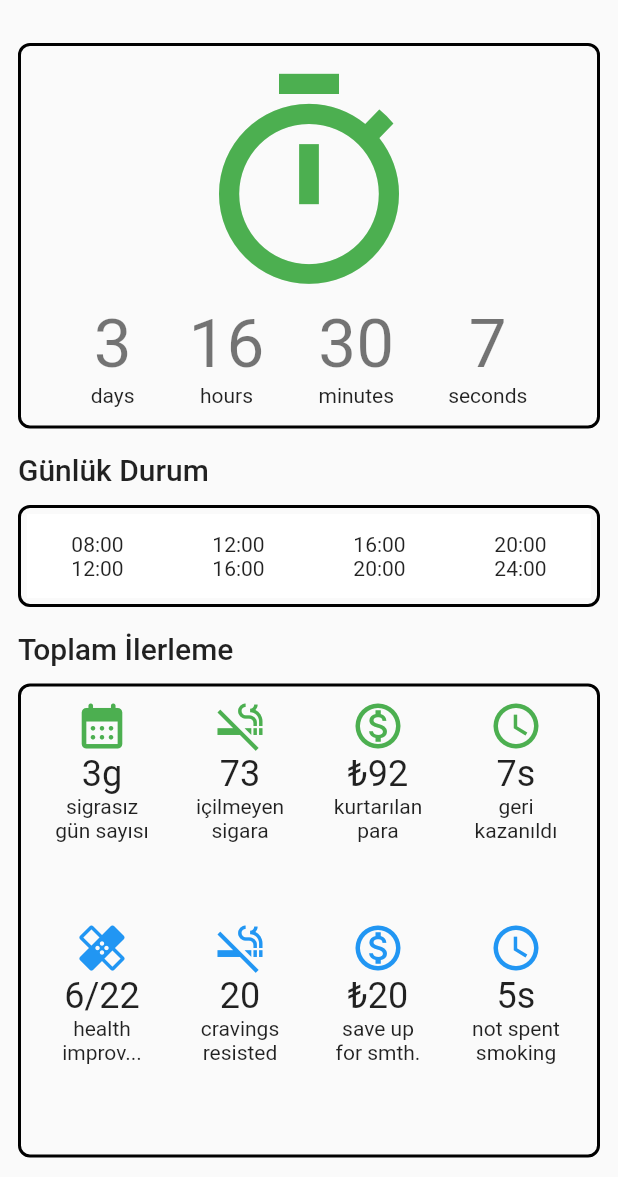
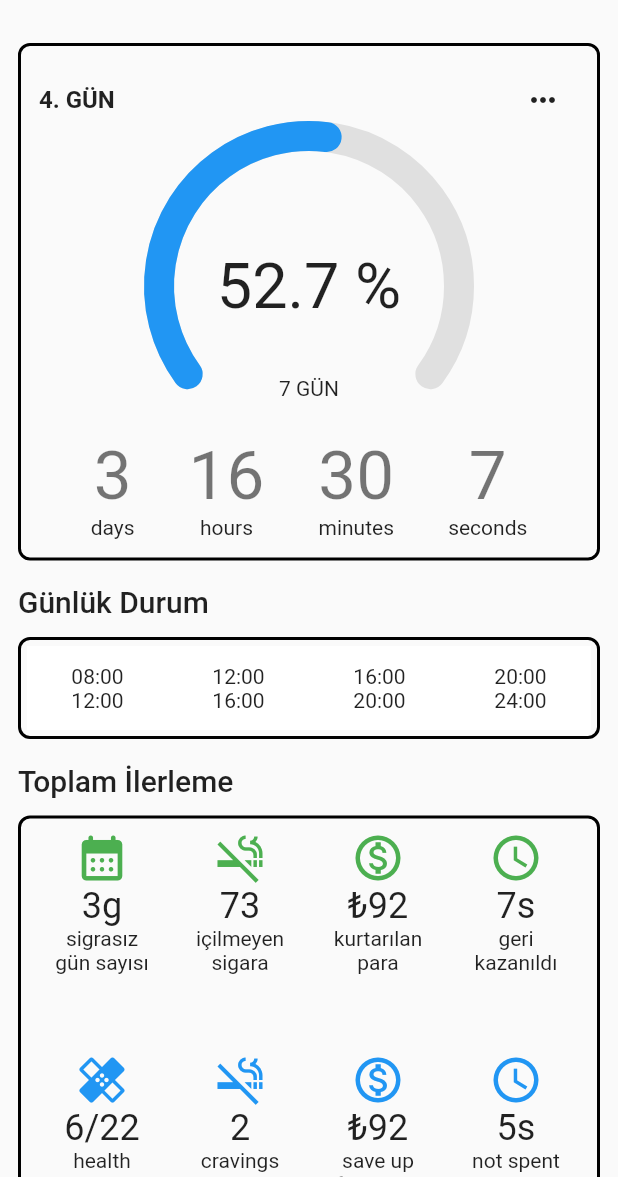
Before and after one commit to musahinist/quit_smoking, a Flutter app: the screen it shows after launch, on a phone screen of 412 x 824 dp, the part 59-1236 px from its top. Run offline on Flutter 3.47's test engine with Material 2 defaults, Android fonts, the phone set to English and light mode, and no system bars.

Commit message:
add arcchart to stopwatch

```diff
--- a/lib/view/home/progress_section.dart
+++ b/lib/view/home/progress_section.dart
@@ -94,7 +94,7 @@ class ProgressSection extends StatelessWidget {
                       size: 36,
                       color: Colors.blue,
                     ),
-                    Text("20", style: Theme.of(context).textTheme.headline5),
+                    Text("2", style: Theme.of(context).textTheme.headline5),
                     const Text('cravings\nresisted',
                         textAlign: TextAlign.center)
                   ],
@@ -106,7 +106,9 @@ class ProgressSection extends StatelessWidget {
                       size: 36,
                       color: Colors.blue,
                     ),
-                    Text("₺20", style: Theme.of(context).textTheme.headline5),
+                    Text(
+                        "₺${(duration.inHours * (25 / 24)).toStringAsFixed(0)}",
+                        style: Theme.of(context).textTheme.headline5),
                     const Text('save up\nfor smth.',
                         textAlign: TextAlign.center)
                   ],
--- a/lib/view/home/stopwatch_section.dart
+++ b/lib/view/home/stopwatch_section.dart
@@ -1,5 +1,5 @@
 import 'dart:async';
-
+import 'dart:math' as math;
 import 'package:flutter/material.dart';
 
 class StopWatchSection extends StatefulWidget {
@@ -17,12 +17,9 @@ class _StopWatchSectionState extends State<StopWatchSection> {
 
   @override
   void initState() {
-    // TODO: implement initState
     super.initState();
-    timer = Timer.periodic(Duration(seconds: 1), (time) {
+    timer = Timer.periodic(const Duration(seconds: 1), (time) {
       duration = DateTime.now().difference(DateTime(2022, 6, 21, 18, 00));
-      String sDuration =
-          "${duration.inHours}:${duration.inMinutes.remainder(60)}:${(duration.inSeconds.remainder(60))}";
       setState(() {});
     });
   }
@@ -30,7 +27,6 @@ class _StopWatchSectionState extends State<StopWatchSection> {
   @override
   void dispose() {
     timer.cancel();
-    // TODO: implement dispose
     super.dispose();
   }
 
@@ -43,7 +39,41 @@ class _StopWatchSectionState extends State<StopWatchSection> {
         padding: const EdgeInsets.all(12),
         child: Column(
           children: [
-            const Icon(Icons.timer_outlined, size: 160, color: Colors.green),
+            Row(mainAxisAlignment: MainAxisAlignment.spaceBetween, children: [
+              Text(
+                '4. GÜN',
+                style: TextStyle(fontSize: 16, fontWeight: FontWeight.bold),
+              ),
+              IconButton(onPressed: () {}, icon: Icon(Icons.more_horiz))
+            ]),
+            SizedBox(
+              width: 200,
+              height: 200,
+              child: Stack(
+                alignment: Alignment.center,
+                children: [
+                  CustomPaint(
+                    painter: SemiCircleChart(
+                        duration.inMinutes / (7 * 24 * 60), 100, Colors.blue),
+                  ),
+                  Text(
+                    '${(duration.inMinutes * 100 / (7 * 24 * 60)).toStringAsFixed(1)} %',
+                    textScaleFactor: 3,
+                  ),
+                  Padding(
+                    padding: const EdgeInsets.all(24.0),
+                    child: Align(
+                      alignment: Alignment.bottomCenter,
+                      child: Text(
+                        '7 GÜN',
+                      ),
+                    ),
+                  )
+                  // const Icon(Icons.timer_outlined,
+                  //     size: 150, color: Colors.green),
+                ],
+              ),
+            ),
             Row(
               mainAxisAlignment: MainAxisAlignment.center,
               children: [
@@ -86,3 +116,46 @@ class _StopWatchSectionState extends State<StopWatchSection> {
     );
   }
 }
+
+class SemiCircleChart extends CustomPainter {
+  final double radius;
+  final Color color;
+  final double percent;
+  SemiCircleChart(this.percent, this.radius, this.color);
+  @override
+  void paint(Canvas canvas, Size size) {
+    var paint = Paint()
+      ..strokeWidth = 20
+      ..color = Colors.grey.shade300
+      ..style = PaintingStyle.stroke
+      ..strokeCap = StrokeCap.round;
+
+    canvas.drawArc(
+        Rect.fromCenter(
+          center: Offset.zero,
+          width: radius * 2,
+          height: radius * 2,
+        ),
+        0.8 * math.pi,
+        (1.4 * math.pi),
+        false,
+        paint);
+    paint.color = color;
+    canvas.drawArc(
+        Rect.fromCenter(
+          center: Offset.zero,
+          width: radius * 2,
+          height: radius * 2,
+        ),
+        0.8 * math.pi,
+        (percent * 1.4 * math.pi),
+        false,
+        paint);
+  }
+
+  @override
+  bool shouldRepaint(SemiCircleChart oldDelegate) => false;
+
+  @override
+  bool shouldRebuildSemantics(SemiCircleChart oldDelegate) => false;
+}
```
